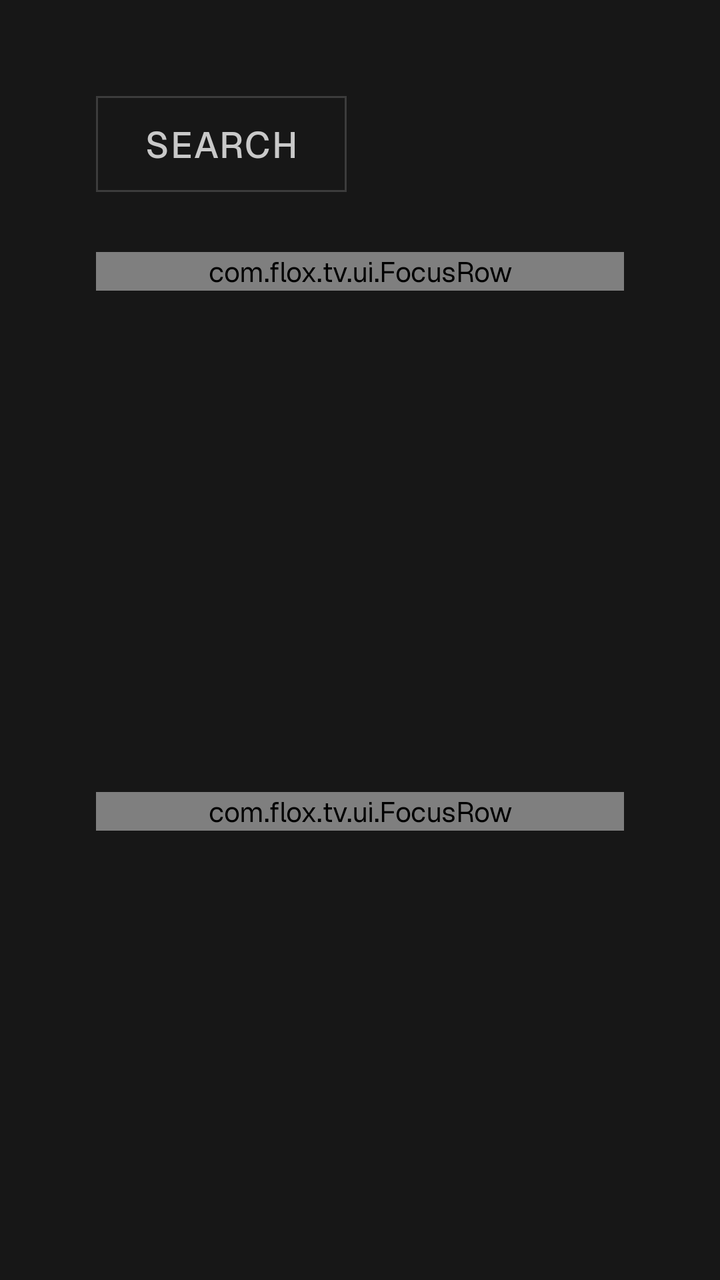
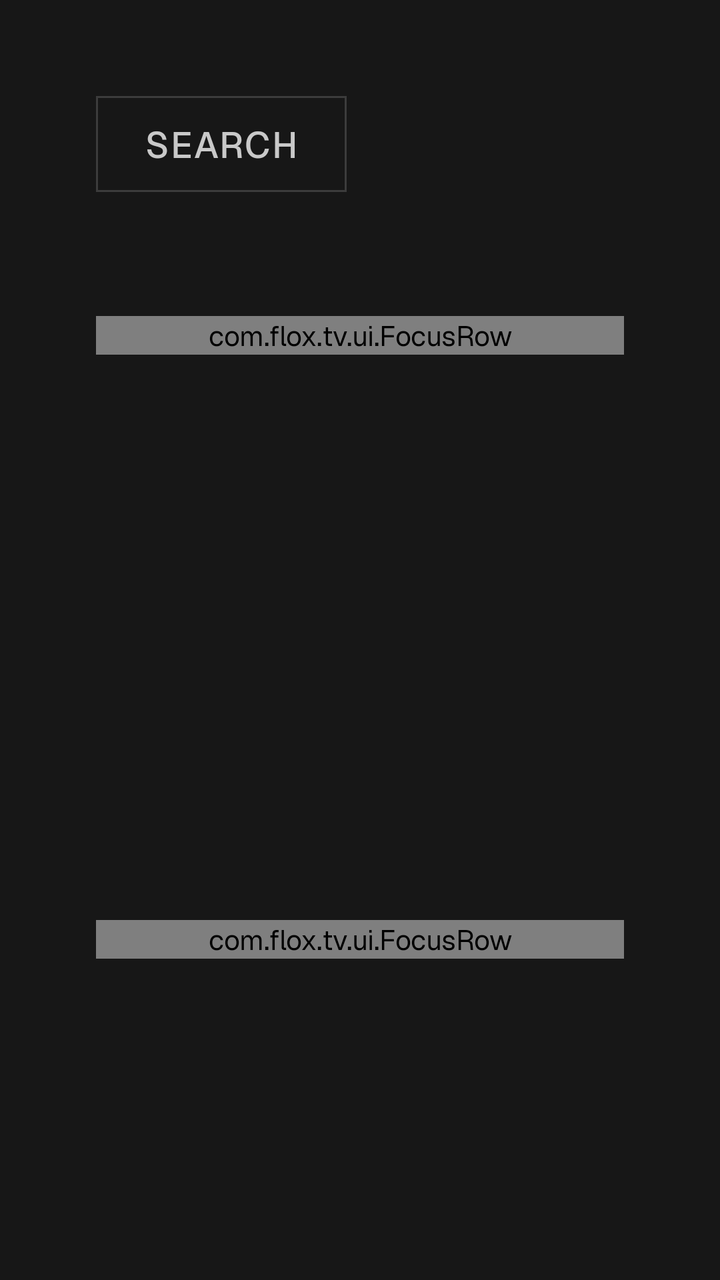

Before-and-after screenshots of an Android layout around one commit, followed by the original layout XML and the change that was made.
<!-- AndroidManifest.xml: application theme Theme.Flox -->
<!-- res/layout/activity_home.xml -->
<?xml version="1.0" encoding="utf-8"?>
<ScrollView xmlns:android="http://schemas.android.com/apk/res/android"
    android:id="@+id/scroll"
    android:layout_width="match_parent"
    android:layout_height="match_parent"
    android:background="@color/canvas"
    android:clipChildren="false"
    android:clipToPadding="false"
    android:fillViewport="true"
    android:overScrollMode="never"
    android:scrollbars="none">

    <LinearLayout
        android:layout_width="match_parent"
        android:layout_height="wrap_content"
        android:clipChildren="false"
        android:clipToPadding="false"
        android:orientation="vertical"
        android:padding="@dimen/screen_padding">

        
        <Button
            android:id="@+id/search"
            style="@style/Button.Ghost"
            android:layout_width="wrap_content"
            android:layout_height="wrap_content"
            android:text="@string/search" />

        <include
            android:id="@+id/row_continue"
            layout="@layout/view_row"
            android:layout_width="match_parent"
            android:layout_height="wrap_content"
            android:visibility="gone" />

        <include
            android:id="@+id/row_movies"
            layout="@layout/view_row"
            android:layout_width="match_parent"
            android:layout_height="wrap_content" />

        <include
            android:id="@+id/row_tv"
            layout="@layout/view_row"
            android:layout_width="match_parent"
            android:layout_height="wrap_content" />
    </LinearLayout>
</ScrollView>
<!-- res/layout/view_row.xml (included above) -->
<?xml version="1.0" encoding="utf-8"?>
<LinearLayout xmlns:android="http://schemas.android.com/apk/res/android"
    android:layout_width="match_parent"
    android:layout_height="wrap_content"
    android:layout_marginTop="@dimen/space_32"
    android:clipChildren="false"
    android:clipToPadding="false"
    android:orientation="vertical">

    <TextView
        android:id="@+id/row_label"
        style="@style/Text.Eyebrow"
        android:layout_width="wrap_content"
        android:layout_height="wrap_content"
        android:layout_marginBottom="@dimen/space_12" />

    <FrameLayout
        android:layout_width="match_parent"
        android:layout_height="wrap_content"
        android:clipChildren="false"
        android:clipToPadding="false"
        android:minHeight="@dimen/poster_height">

        <com.flox.tv.ui.FocusRow
            android:id="@+id/row_list"
            android:layout_width="match_parent"
            android:layout_height="wrap_content"
            android:clipChildren="false"
            android:clipToPadding="false" />

        <TextView
            android:id="@+id/row_state"
            style="@style/Text.Eyebrow"
            android:layout_width="wrap_content"
            android:layout_height="wrap_content"
            android:layout_gravity="center"
            android:textColor="@color/text_muted"
            android:visibility="gone" />
    </FrameLayout>
</LinearLayout>
<!-- resources referenced by this layout -->
<resources>
  <color name="canvas">#171717</color>
  <color name="text_muted">#8F8F8F</color>
  <dimen name="poster_height">240dp</dimen>
  <dimen name="screen_padding">48dp</dimen>
  <dimen name="space_12">12dp</dimen>
  <dimen name="space_32">32dp</dimen>
  <string name="search">SEARCH</string>
  <style name="Button.Ghost" parent="Button.Filled">
          <item name="android:background">@drawable/bg_button_ghost</item>
          <item name="android:textColor">@color/text_secondary</item>
      </style>
  <style name="Text.Eyebrow">
          <item name="android:fontFamily">@font/geist_mono_regular</item>
          <item name="android:textSize">@dimen/text_eyebrow</item>
          <item name="android:letterSpacing">0.071</item>
          <item name="android:textAllCaps">true</item>
          <item name="android:textColor">@color/text_secondary</item>
      </style>
  <style name="Button.Filled" parent="android:Widget.Material.Button">
          <item name="android:background">@drawable/bg_button_filled</item>
          <item name="android:textColor">@color/text_on_inverted</item>
          <item name="android:fontFamily">@font/geist_medium</item>
          <item name="android:textSize">@dimen/text_caption</item>
          <item name="android:textAllCaps">true</item>
          <item name="android:letterSpacing">0.04</item>
          <item name="android:paddingStart">@dimen/space_24</item>
          <item name="android:paddingEnd">@dimen/space_24</item>
          <item name="android:minHeight">48dp</item>
          <item name="android:stateListAnimator">@null</item>
          <item name="android:elevation">0dp</item>
      </style>
  <!-- drawable bg_button_ghost (drawable) -->
  <?xml version="1.0" encoding="utf-8"?>
  <selector xmlns:android="http://schemas.android.com/apk/res/android">
      <item android:state_focused="true">
          <shape android:shape="rectangle">
              <solid android:color="@android:color/transparent" />
              <stroke android:width="@dimen/focus_stroke" android:color="@color/focus_ring" />
          </shape>
      </item>
      <item>
          <shape android:shape="rectangle">
              <solid android:color="@android:color/transparent" />
              <stroke android:width="@dimen/hairline" android:color="@color/hairline_strong" />
          </shape>
      </item>
  </selector>
  <color name="text_secondary">#C9C9C9</color>
  <dimen name="text_eyebrow">14sp</dimen>
  <color name="text_primary">#FAFAFA</color>
  <color name="hairline_strong">#29FFFFFF</color>
  <!-- drawable bg_button_filled (drawable) -->
  <?xml version="1.0" encoding="utf-8"?>
  <selector xmlns:android="http://schemas.android.com/apk/res/android">
      <item android:state_focused="true">
          <shape android:shape="rectangle">
              <solid android:color="@color/inverted" />
              <stroke android:width="@dimen/focus_stroke" android:color="@color/terminal_green" />
          </shape>
      </item>
      <item>
          <shape android:shape="rectangle">
              <solid android:color="@color/inverted" />
          </shape>
      </item>
  </selector>
  <color name="text_on_inverted">#171717</color>
  <dimen name="text_caption">18sp</dimen>
  <dimen name="space_24">24dp</dimen>
  <dimen name="focus_stroke">2dp</dimen>
  <color name="focus_ring">#FAFAFA</color>
  <dimen name="hairline">1dp</dimen>
  <color name="inverted">#FAFAFA</color>
  <color name="terminal_green">#297A3A</color>
</resources>

<!-- the commit's change to res/layout/activity_home.xml (unified diff, before → after) -->
@@ -31,19 +31,22 @@
             layout="@layout/view_row"
             android:layout_width="match_parent"
             android:layout_height="wrap_content"
+            android:layout_marginTop="@dimen/space_32"
             android:visibility="gone" />
 
         <include
             android:id="@+id/row_movies"
             layout="@layout/view_row"
             android:layout_width="match_parent"
-            android:layout_height="wrap_content" />
+            android:layout_height="wrap_content"
+            android:layout_marginTop="@dimen/space_32" />
 
         <include
             android:id="@+id/row_tv"
             layout="@layout/view_row"
             android:layout_width="match_parent"
-            android:layout_height="wrap_content" />
+            android:layout_height="wrap_content"
+            android:layout_marginTop="@dimen/space_32" />
     </LinearLayout>
 </ScrollView>
 <!-- res/layout/view_row.xml (included above) -->
